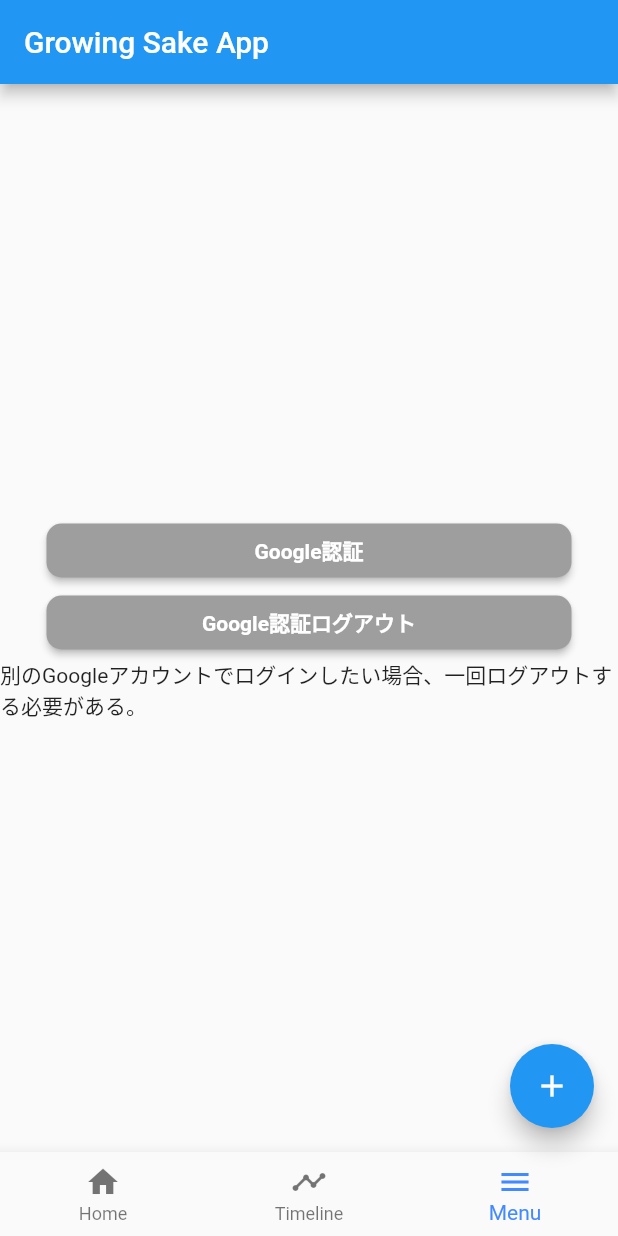
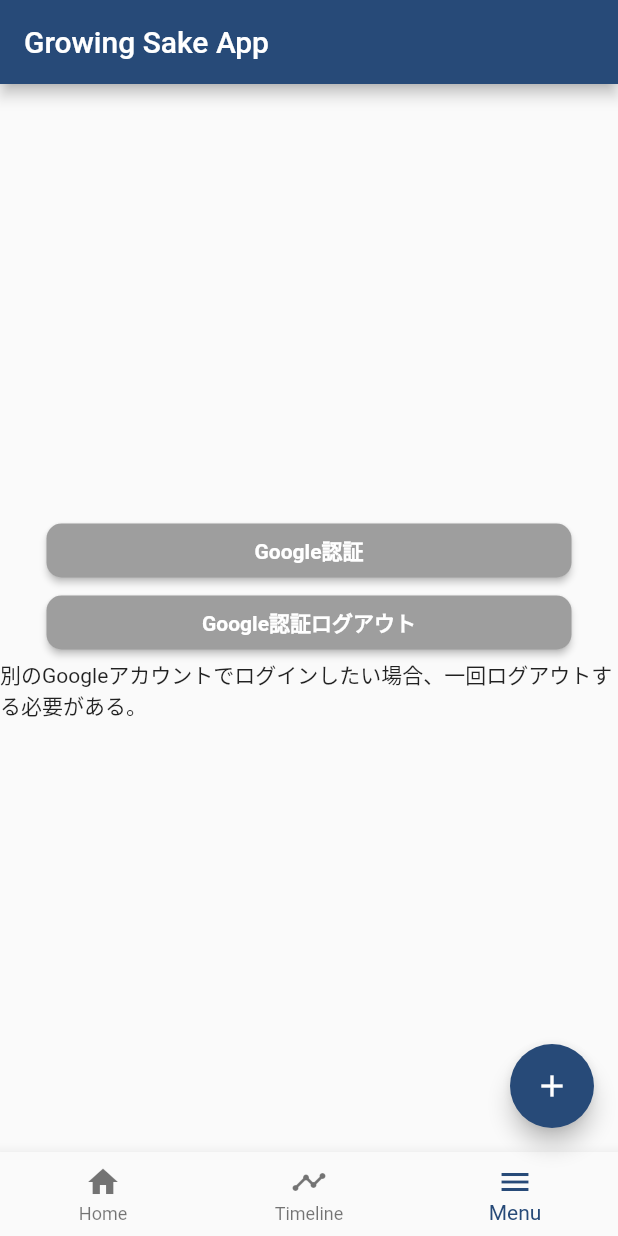
Before and after one commit to highcom/growing_sake, a Flutter app: the screen it shows after launch, item 3 of the bottom bar chosen, on a phone screen of 412 x 824 dp. Run offline on Flutter 3.47's test engine with Material 2 defaults, Android fonts, the light colour scheme and no system bars; our stand-ins replace cloud_firestore, firebase_auth, firebase_core, fl_chart, google_sign_in; accounts and stored records are empty.

Commit message:
アプリアイコンの作成とテーマカラーの設定

```diff
--- /dev/null
+++ b/lib/app_theme_color.dart
@@ -0,0 +1,20 @@
+import 'package:flutter/material.dart';
+
+class AppThemeColor {
+  static const MaterialColor baseColor = MaterialColor(
+    _baseColorValue,
+    <int, Color>{
+      50: Color(0xFFa9c6fd),
+      100: Color(0xFF99b7ed),
+      200: Color(0xFF7795c9),
+      300: Color(0xFF6280b3),
+      400: Color(0xFF446394),
+      500: Color(_baseColorValue),
+      600: Color(0xFF1b408d),
+      700: Color(0xFF133b68),
+      800: Color(0xFF0a3662),
+      900: Color(0xFF05345f),
+    },
+  );
+  static const int _baseColorValue = 0xFF274a78;
+}
--- a/lib/candidate_list.dart
+++ b/lib/candidate_list.dart
@@ -1,4 +1,5 @@
 import 'package:flutter/material.dart';
+import 'package:growing_sake/app_theme_color.dart';
 import 'dart:async';
 import 'package:http/http.dart' as http;
 import 'package:growing_sake/brand.dart';
@@ -106,7 +107,7 @@
                 labelText: _title,
                 floatingLabelBehavior: FloatingLabelBehavior.auto,
                 filled: true,
-                fillColor: Colors.blue.shade100,
+                fillColor: AppThemeColor.baseColor.shade50,
                 border: OutlineInputBorder(
                   borderRadius: BorderRadius.circular(10),
                   borderSide: BorderSide.none,
--- a/lib/main.dart
+++ b/lib/main.dart
@@ -1,5 +1,6 @@
 import 'package:flutter/material.dart';
 import 'package:firebase_core/firebase_core.dart';
+import 'package:growing_sake/app_theme_color.dart';
 import 'package:growing_sake/candidate_list.dart';
 import 'package:growing_sake/sake_detail.dart';
 import 'package:growing_sake/sake_grid_view.dart';
@@ -20,7 +21,7 @@
     return MaterialApp(
       title: 'Growing Sake',
       theme: ThemeData(
-        primarySwatch: Colors.blue,
+        primarySwatch: AppThemeColor.baseColor,
       ),
       onGenerateRoute: (RouteSettings settings) {
         var routes = <String, WidgetBuilder>{
@@ -49,7 +50,7 @@
   int _currentIndex = 0;
   final _pageWidgets = [
     const SakeGridViewWidget(color:Colors.white, title:'Home'),
-    const SakeGridViewWidget(color:Colors.blue, title:'Timeline'),
+    const SakeGridViewWidget(color:Colors.cyanAccent, title:'Timeline'),
     FirebaseGoogleAuth(),
   ];
 
@@ -73,7 +74,7 @@
           BottomNavigationBarItem(icon: Icon(Icons.menu), title: Text('Menu')),
         ],
         currentIndex: _currentIndex,
-        fixedColor: Colors.blueAccent,
+        fixedColor: AppThemeColor.baseColor,
         onTap: _onItemTapped,
         type: BottomNavigationBarType.fixed,
       ),
--- a/pubspec.yaml
+++ b/pubspec.yaml
@@ -54,6 +54,12 @@
   flutter_lints: ^1.0.0
   build_runner: ^2.0.0
   json_serializable: ^6.0.0
+  flutter_launcher_icons: ^0.9.2
+
+flutter_icons:
+  android: true
+  ios: true
+  image_path: "images/app_icon.png"
 
 # For information on the generic Dart part of this file, see the
 # following page: https://dart.dev/tools/pub/pubspec
```
Also changed, not shown: lib/sake_detail.dart (+7 -6 lines), images/app_icon.png (added), pubspec.lock, 21 other files.
